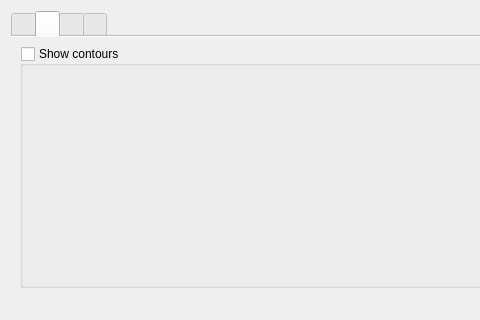
Before: the Qt Designer form src/ui/mesh/qgsrenderermeshpropswidgetbase.ui in qgis/QGIS, drawn with Qt 5; both pictures show x 0 to 480 and y 0 to 320 of the 774 by 593 pixel window.
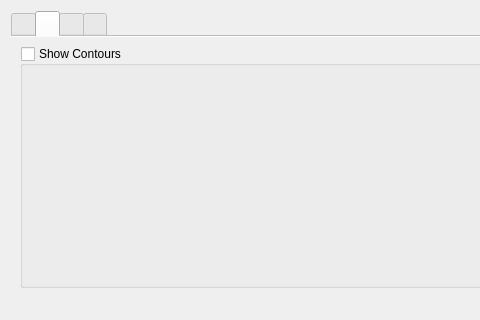
After: the same form once the commit is applied. The open tabs and pages were chosen to show the change. Icons and pictures are not drawn. Custom widgets are drawn as their Qt base class.

Patch:
```diff
--- a/src/ui/mesh/qgsrenderermeshpropswidgetbase.ui
+++ b/src/ui/mesh/qgsrenderermeshpropswidgetbase.ui
@@ -95,7 +95,7 @@
        <item>
         <widget class="QGroupBox" name="mContoursGroupBox">
          <property name="title">
-          <string>Show contours</string>
+          <string>Show Contours</string>
          </property>
          <property name="checkable">
           <bool>true</bool>
```
Left out of the diff: 2 changed lines with no effect on the pictures.
